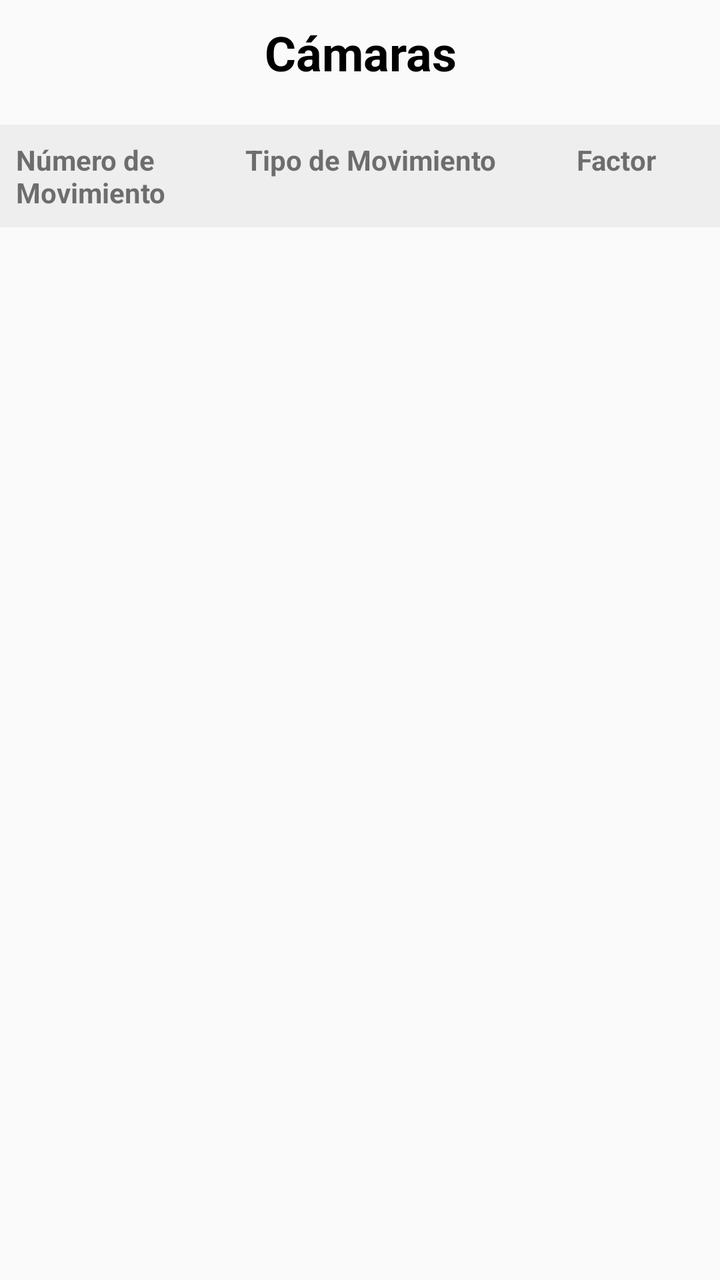
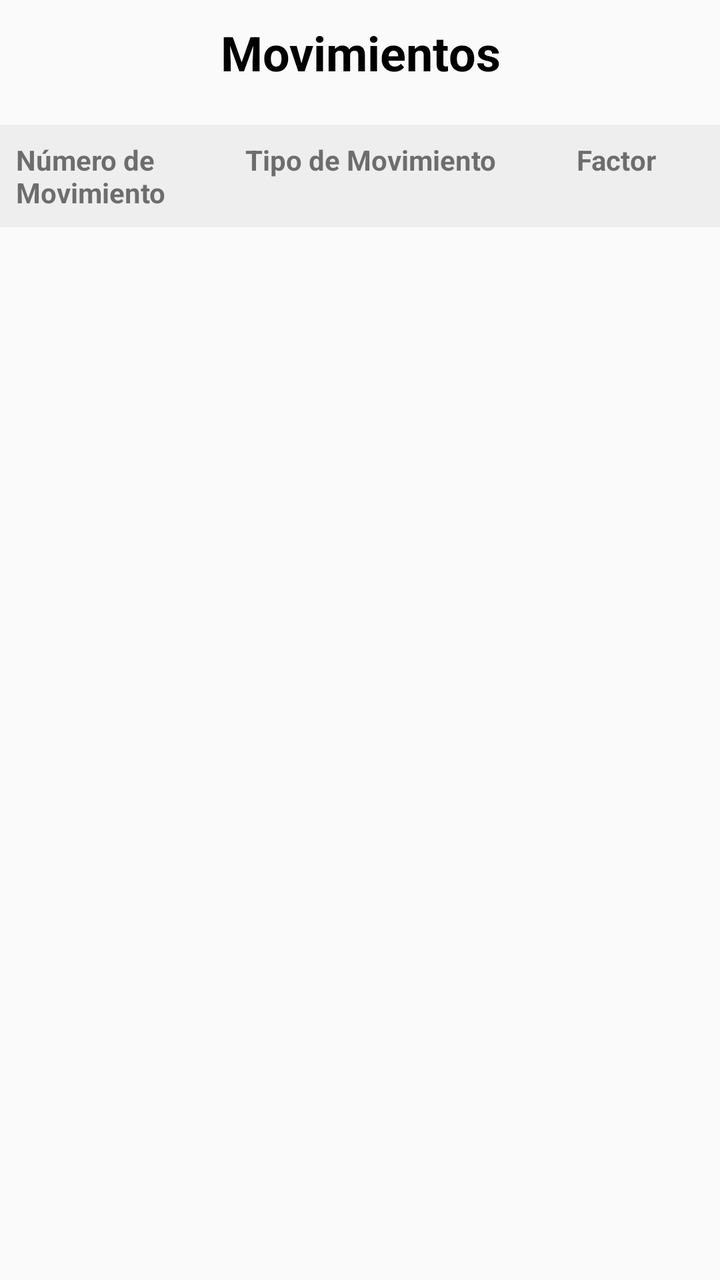

Two renders of the same Android screen: before a commit and after it. Below are the layout's source before the change and the commit's diff.
<!-- AndroidManifest.xml: application theme Theme.Etiquetas -->
<!-- res/layout/fragment_movimientos.xml -->
<?xml version="1.0" encoding="utf-8"?>
<LinearLayout xmlns:android="http://schemas.android.com/apk/res/android"
    xmlns:tools="http://schemas.android.com/tools"
    android:id="@+id/productosMain"
    android:layout_width="match_parent"
    android:layout_height="match_parent"
    android:layout_marginHorizontal="10dp"
    android:fitsSystemWindows="true"
    android:gravity="center_horizontal"
    android:orientation="vertical"
    tools:context=".MovimientosFragment">

    <RelativeLayout
        android:layout_width="match_parent"
        android:layout_height="wrap_content"
        android:padding="10dp">

        <TextView
            android:id="@+id/title"
            android:layout_width="match_parent"
            android:layout_height="wrap_content"
            android:layout_centerVertical="true"
            android:layout_marginHorizontal="10dp"
            android:text="@string/camaras"
            android:textAlignment="center"
            android:textColor="@color/black"
            android:textSize="24sp"
            android:textStyle="bold" />

        
        
        
        
        
        
        
        
        
        

    </RelativeLayout>

    <ScrollView
        android:layout_width="match_parent"
        android:layout_height="0dp"
        android:layout_marginTop="10dp"
        android:layout_marginBottom="10dp"
        android:layout_weight="1"
        android:fillViewport="true">

        <HorizontalScrollView
            android:layout_width="match_parent"
            android:layout_height="wrap_content"
            android:fillViewport="true"
            android:scrollbars="horizontal">

            <TableLayout
                android:id="@+id/tableLayout"
                android:layout_width="wrap_content"
                android:layout_height="wrap_content">

                <TableRow android:background="#EEEEEE">
                    <TextView
                        android:layout_width="wrap_content"
                        android:layout_height="wrap_content"
                        android:layout_weight="1"
                        android:padding="8dp"
                        android:text="Número de \nMovimiento"
                        android:textStyle="bold" />


                    <TextView
                        android:layout_width="wrap_content"
                        android:layout_height="wrap_content"
                        android:layout_weight="1"
                        android:padding="8dp"
                        android:text="Tipo de Movimiento"
                        android:textStyle="bold" />

                    <TextView
                        android:layout_width="wrap_content"
                        android:layout_height="wrap_content"
                        android:layout_weight="1"
                        android:padding="8dp"
                        android:text="Factor"
                        android:textStyle="bold" />

                </TableRow>

            </TableLayout>
        </HorizontalScrollView>
    </ScrollView>

</LinearLayout>
<!-- resources referenced by this layout -->
<resources>
  <color name="black">#FF000000</color>
  <string name="camaras">Cámaras</string>
  <style name="Theme.Etiquetas" parent="Theme.AppCompat.Light.NoActionBar" />
</resources>

<!-- the commit's change to res/layout/fragment_movimientos.xml (unified diff, before → after) -->
@@ -21,7 +21,7 @@
             android:layout_height="wrap_content"
             android:layout_centerVertical="true"
             android:layout_marginHorizontal="10dp"
-            android:text="@string/camaras"
+            android:text="@string/movimientos"
             android:textAlignment="center"
             android:textColor="@color/black"
             android:textSize="24sp"
<!-- resource entries referenced after the edit -->
@@ -1,7 +1,7 @@
 <!-- resources referenced by this layout -->
 <resources>
   <color name="black">#FF000000</color>
-  <string name="camaras">Cámaras</string>
+  <string name="movimientos">Movimientos</string>
   <style name="Theme.Etiquetas" parent="Theme.AppCompat.Light.NoActionBar" />
 </resources>
 
